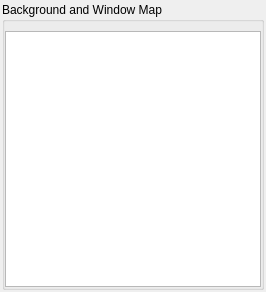
The window that Qt/widgets/backgroundmapwidget.ui (RocketRope/Gameboy-Emulator) describes before a commit, drawn with Qt 5.
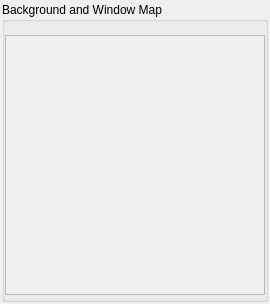
The same window after the commit.

```diff
--- a/Qt/widgets/backgroundmapwidget.ui
+++ b/Qt/widgets/backgroundmapwidget.ui
@@ -2,12 +2,15 @@
 <ui version="4.0">
  <class>BackgroundMapWidget</class>
  <widget class="QWidget" name="BackgroundMapWidget">
+  <property name="enabled">
+   <bool>true</bool>
+  </property>
   <property name="geometry">
    <rect>
     <x>0</x>
     <y>0</y>
-    <width>260</width>
-    <height>282</height>
+    <width>270</width>
+    <height>304</height>
    </rect>
   </property>
   <property name="windowTitle">
@@ -46,6 +49,9 @@
       </property>
       <item>
        <widget class="QGraphicsView" name="graphicsView">
+        <property name="enabled">
+         <bool>false</bool>
+        </property>
         <property name="sizePolicy">
          <sizepolicy hsizetype="Fixed" vsizetype="Fixed">
           <horstretch>0</horstretch>
@@ -54,14 +60,14 @@
         </property>
         <property name="minimumSize">
          <size>
-          <width>256</width>
-          <height>256</height>
+          <width>260</width>
+          <height>260</height>
          </size>
         </property>
         <property name="maximumSize">
          <size>
-          <width>256</width>
-          <height>256</height>
+          <width>260</width>
+          <height>260</height>
          </size>
         </property>
         <property name="verticalScrollBarPolicy">
```
